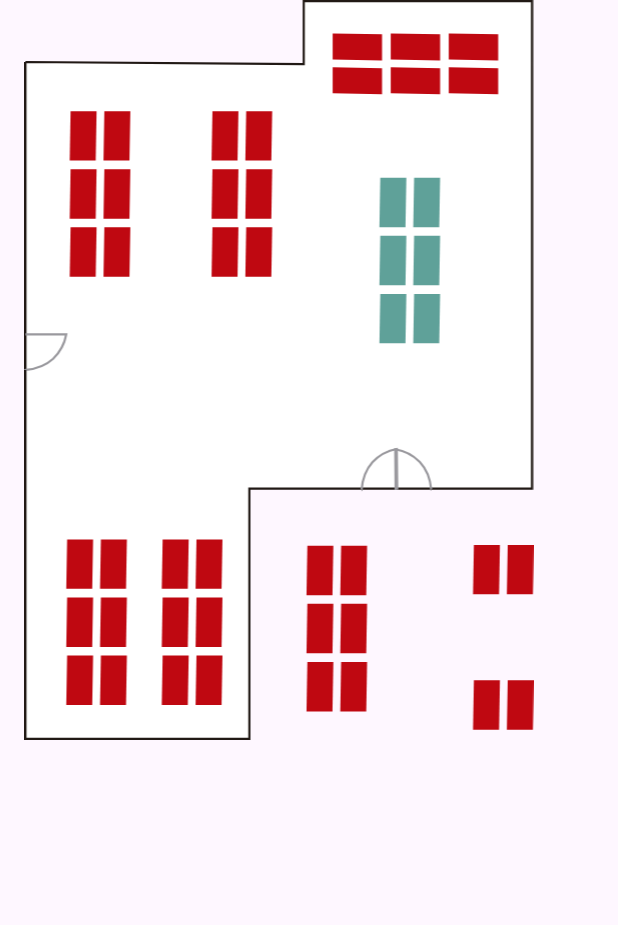
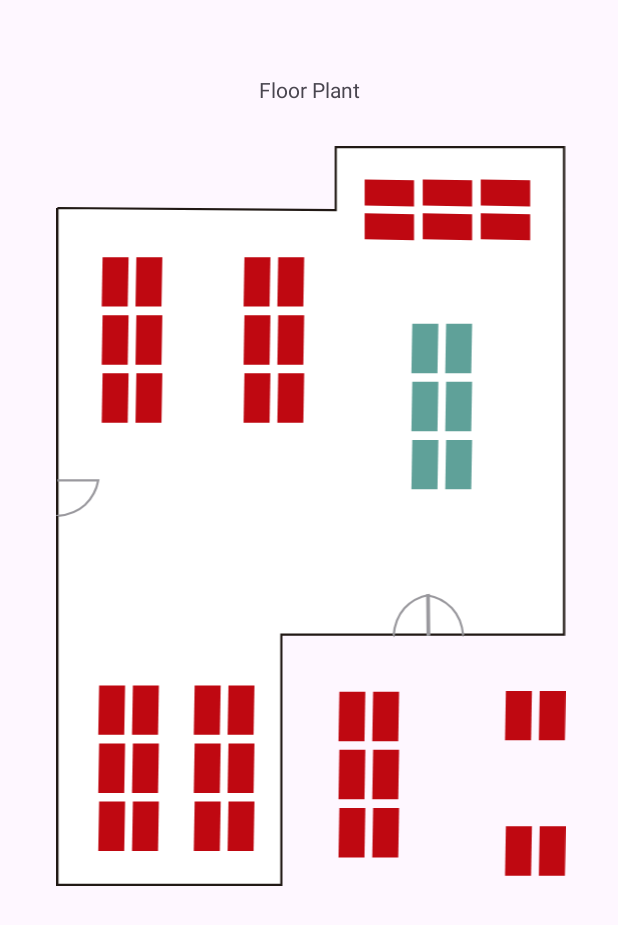
Before and after one commit to AquarioDeterminado/Projeto_Semestre_3, an Android app: the layout activity_coworking_floor_plant_availabibity.xml on its own in the app's theme, with its tools: preview values and no code run, on a phone screen of 412 x 824 dp. Shown: the top 925 px of the screen. Run offline under Robolectric (Android 15) with nearby library versions, the phone set to English and light mode, and no system bars.

Commit message:
flloor plant with buttons

```diff
--- a/Android/src/app/build.gradle.kts
+++ b/Android/src/app/build.gradle.kts
@@ -4,7 +4,7 @@ plugins {
 
 android {
     namespace = "pt.iade.RicardoDiasJoaoCoelho.projetosolar"
-    compileSdk = 33
+    compileSdk = 34
 
     defaultConfig {
         applicationId = "pt.iade.RicardoDiasJoaoCoelho.projetosolar"
--- a/Android/src/app/src/main/java/pt/iade/RicardoDiasJoaoCoelho/projetosolar/Profile.java
+++ b/Android/src/app/src/main/java/pt/iade/RicardoDiasJoaoCoelho/projetosolar/Profile.java
@@ -3,6 +3,8 @@ package pt.iade.RicardoDiasJoaoCoelho.projetosolar;
 import androidx.appcompat.app.AppCompatActivity;
 
 import android.os.Bundle;
+
+import pt.iade.RicardoDiasJoaoCoelho.projetosolar.R;
 
 public class Profile extends AppCompatActivity {
 
--- a/Android/src/app/src/main/res/layout/activity_coworking_floor_plant_availabibity.xml
+++ b/Android/src/app/src/main/res/layout/activity_coworking_floor_plant_availabibity.xml
@@ -3,14 +3,129 @@
     xmlns:app="http://schemas.android.com/apk/res-auto"
     xmlns:tools="http://schemas.android.com/tools"
     android:layout_width="match_parent"
-    android:layout_height="match_parent">
+    android:layout_height="match_parent"
+    android:background="#00FFFFFF">
 
     <ImageView
-        android:id="@+id/imageView"
+        android:id="@+id/cfpa_floor_image"
         android:layout_width="372dp"
         android:layout_height="493dp"
-        app:srcCompat="@drawable/mapa_teste___coworking_"
-        tools:layout_editor_absoluteX="19dp"
-        tools:layout_editor_absoluteY="233dp" />
+        android:layout_marginTop="28dp"
+        android:contentDescription="@string/cfpa_floor_image_description"
+        app:layout_constraintEnd_toEndOf="parent"
+        app:layout_constraintHorizontal_bias="0.537"
+        app:layout_constraintStart_toStartOf="parent"
+        app:layout_constraintTop_toBottomOf="@+id/cfpa_home_title"
+        app:srcCompat="@drawable/mapa_teste___coworking_" />
+
+    <TextView
+        android:id="@+id/cfpa_home_title"
+        android:layout_width="wrap_content"
+        android:layout_height="wrap_content"
+        android:layout_marginTop="50dp"
+        android:text="@string/cfpa_home_title"
+        app:layout_constraintEnd_toEndOf="parent"
+        app:layout_constraintStart_toStartOf="parent"
+        app:layout_constraintTop_toTopOf="parent" />
+
+    <Button
+        android:id="@+id/cfpa_island_1"
+        android:layout_width="110dp"
+        android:layout_height="48dp"
+        android:layout_marginTop="20dp"
+        android:layout_marginEnd="40dp"
+        android:background="#00FFFFFF"
+        android:text="@string/cfa_floor_plant_button_1"
+        android:textColor="#00FF0000"
+        app:layout_constraintEnd_toEndOf="@+id/cfpa_floor_image"
+        app:layout_constraintTop_toTopOf="@+id/cfpa_floor_image" />
+
+    <Button
+        android:id="@+id/cfpa_island_8"
+        android:layout_width="48dp"
+        android:layout_height="48dp"
+        android:layout_marginTop="360dp"
+        android:layout_marginEnd="12dp"
+        android:background="#00FFFFFF"
+        android:text="@string/cfa_floor_plant_button_8"
+        app:layout_constraintEnd_toEndOf="@+id/cfpa_floor_image"
+        app:layout_constraintTop_toTopOf="@+id/cfpa_floor_image" />
+
+    <Button
+        android:id="@+id/cfpa_island_9"
+        android:layout_width="48dp"
+        android:layout_height="48dp"
+        android:layout_marginTop="450dp"
+        android:layout_marginEnd="14dp"
+        android:background="#00FFFFFF"
+        android:text="@string/cfa_floor_plant_button_9"
+        app:layout_constraintEnd_toEndOf="@+id/cfpa_floor_image"
+        app:layout_constraintTop_toTopOf="@+id/cfpa_floor_image" />
+
+    <Button
+        android:id="@+id/cfpa_island_2"
+        android:layout_width="48dp"
+        android:layout_height="107dp"
+        android:layout_marginStart="44dp"
+        android:layout_marginTop="76dp"
+        android:background="#00FFFFFF"
+        android:text="@string/cfa_floor_plant_button_2"
+        app:layout_constraintStart_toStartOf="@+id/cfpa_floor_image"
+        app:layout_constraintTop_toTopOf="@+id/cfpa_floor_image" />
+
+    <Button
+        android:id="@+id/cfpa_island_3"
+        android:layout_width="48dp"
+        android:layout_height="107dp"
+        android:layout_marginStart="140dp"
+        android:layout_marginTop="76dp"
+        android:background="#00FFFFFF"
+        android:text="@string/cfa_floor_plant_button_3"
+        app:layout_constraintStart_toStartOf="@+id/cfpa_floor_image"
+        app:layout_constraintTop_toTopOf="@+id/cfpa_floor_image" />
+
+    <Button
+        android:id="@+id/cfpa_island_7"
+        android:layout_width="48dp"
+        android:layout_height="107dp"
+        android:layout_marginStart="200dp"
+        android:layout_marginTop="368dp"
+        android:background="#00FFFFFF"
+        android:text="@string/cfa_floor_plant_button_7"
+        app:layout_constraintStart_toStartOf="@+id/cfpa_floor_image"
+        app:layout_constraintTop_toTopOf="@+id/cfpa_floor_image" />
+
+    <Button
+        android:id="@+id/cfpa_island_4"
+        android:layout_width="48dp"
+        android:layout_height="107dp"
+        android:layout_marginStart="252dp"
+        android:layout_marginTop="120dp"
+        android:background="#00FFFFFF"
+        android:text="@string/cfa_floor_plant_button_4"
+        app:layout_constraintStart_toStartOf="@+id/cfpa_floor_image"
+        app:layout_constraintTop_toTopOf="@+id/cfpa_floor_image" />
+
+    <Button
+        android:id="@+id/cfpa_island_6"
+        android:layout_width="48dp"
+        android:layout_height="107dp"
+        android:layout_marginStart="104dp"
+        android:layout_marginTop="360dp"
+        android:background="#00FFFFFF"
+        android:text="@string/cfa_floor_plant_button_6"
+        app:layout_constraintStart_toStartOf="@+id/cfpa_floor_image"
+        app:layout_constraintTop_toTopOf="@+id/cfpa_floor_image" />
+
+    <Button
+        android:id="@+id/cfpa_island_5"
+        android:layout_width="48dp"
+        android:layout_height="107dp"
+        android:layout_marginStart="44dp"
+        android:layout_marginTop="360dp"
+        android:background="#00FFFFFF"
+        android:text="@string/cfa_floor_plant_button_5"
+        app:layout_constraintStart_toStartOf="@+id/cfpa_floor_image"
+        app:layout_constraintTop_toTopOf="@+id/cfpa_floor_image" />
 
 </androidx.constraintlayout.widget.ConstraintLayout>
--- a/Android/src/app/src/main/res/layout/activity_plant_selelctor_location.xml
+++ b/Android/src/app/src/main/res/layout/activity_plant_selelctor_location.xml
@@ -114,7 +114,7 @@
         android:layout_width="100dp"
         android:layout_height="132dp"
         android:background="#00FFFFFF"
-        android:text="@string/plant_selector_office_preview_button_company_1"
+        android:text="@string/plant_selector_office_preview_button_coworking_1"
         android:textColor="#00FFFFFF"
         app:layout_constraintBottom_toBottomOf="@+id/plant_selector_coworking_name_1"
         app:layout_constraintEnd_toEndOf="@+id/plant_selector_office_preview_image_1"
@@ -128,7 +128,7 @@
         android:layout_width="100dp"
         android:layout_height="132dp"
         android:background="#00FFFFFF"
-        android:text="@string/plant_selector_office_preview_button_company_2"
+        android:text="@string/plant_selector_office_preview_button_coworking_2"
         android:textColor="#00FFFFFF"
         app:layout_constraintBottom_toBottomOf="@+id/plant_selector_coworking_name_2"
         app:layout_constraintEnd_toEndOf="@+id/plant_selector_office_preview_image_2"
@@ -142,7 +142,6 @@
         android:layout_width="100dp"
         android:layout_height="132dp"
         android:background="#00FFFFFF"
-        android:text="@string/plant_selector_office_preview_button_company_4"
         android:textColor="#00FFFFFF"
         app:layout_constraintBottom_toBottomOf="@+id/plant_selector_coworking_name_4"
         app:layout_constraintEnd_toEndOf="@+id/plant_selector_office_preview_image_4"
@@ -156,7 +155,7 @@
         android:layout_width="100dp"
         android:layout_height="132dp"
         android:background="#00FFFFFF"
-        android:text="@string/plant_selector_office_preview_button_company_3"
+        android:text="@string/plant_selector_office_preview_button_coworking_3"
         android:textColor="#00FFFFFF"
         app:layout_constraintBottom_toBottomOf="@+id/plant_selector_coworking_name_3"
         app:layout_constraintEnd_toEndOf="@+id/plant_selector_office_preview_image_3"
--- a/Android/src/app/src/main/res/values/strings.xml
+++ b/Android/src/app/src/main/res/values/strings.xml
@@ -25,5 +25,16 @@
     <string name="plant_selector_office_preview_button_coworking_3">3 </string>
     <string name="plant_selector_office_preview_button_coworking_4">4 </string>
 
-
+    <!-- Coworking Floor Plant Availability-->
+    <string name="cfpa_home_title">Floor Plant </string>
+    <string name="cfpa_floor_image_description">Floor Plant Image </string>
+    <string name="cfa_floor_plant_button_1">- </string>
+    <string name="cfa_floor_plant_button_2">2 </string>
+    <string name="cfa_floor_plant_button_3">3 </string>
+    <string name="cfa_floor_plant_button_4">4 </string>
+    <string name="cfa_floor_plant_button_5">5 </string>
+    <string name="cfa_floor_plant_button_6">6 </string>
+    <string name="cfa_floor_plant_button_7">7 </string>
+    <string name="cfa_floor_plant_button_8">8 </string>
+    <string name="cfa_floor_plant_button_9">9 </string>
 </resources>
```
